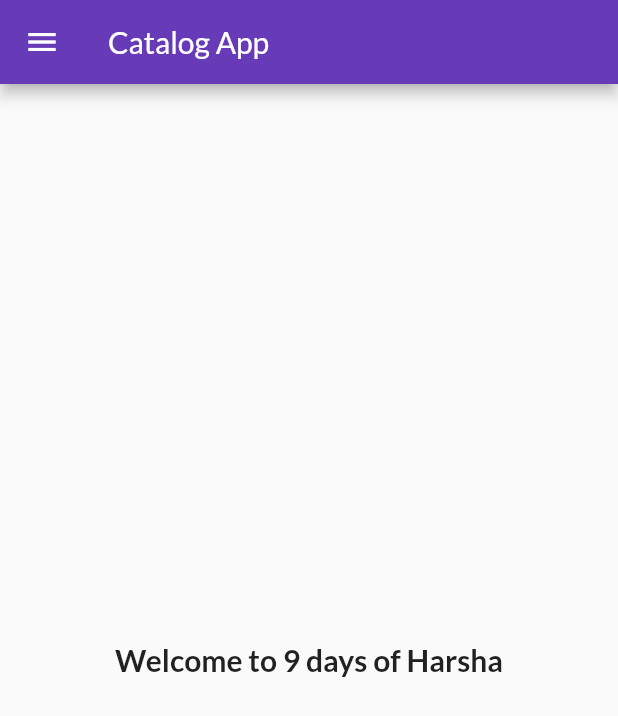
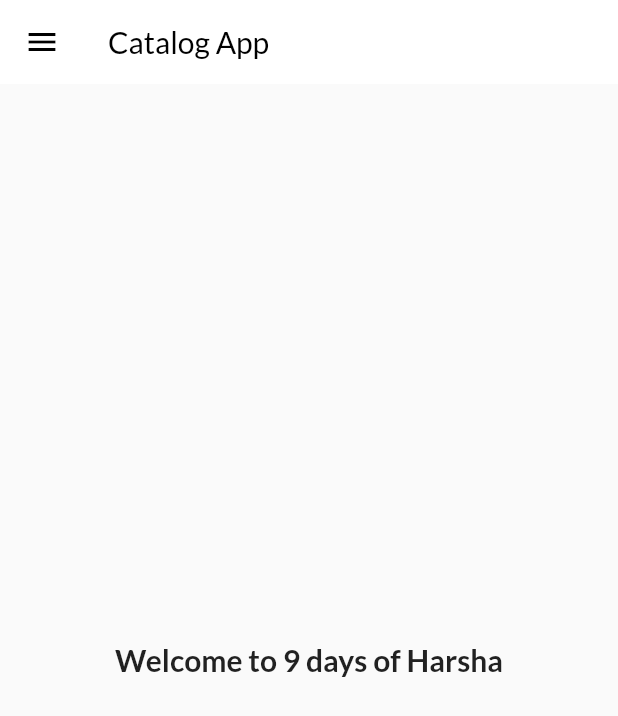
Before and after one commit to Harsha-7975/30daysofflutter, a Flutter app: the screen it shows after launch, on a phone screen of 412 x 824 dp. Shown: the top 716 px of the screen. Run offline on Flutter 3.47's test engine with Material 2 defaults, Android fonts, the phone set to English and light mode, and no system bars; our stand-ins replace google_fonts.

Commit message:
themes_completed

```diff
--- a/lib/main.dart
+++ b/lib/main.dart
@@ -2,6 +2,7 @@ import 'package:flutter/material.dart';
 import 'package:flutter_application_1/pages/homepage.dart';
 import 'package:flutter_application_1/pages/login_page.dart';
 import 'package:flutter_application_1/utils/routes.dart';
+import 'package:flutter_application_1/widgets/themes.dart';
 
 import 'package:google_fonts/google_fonts.dart';
 
@@ -19,11 +20,8 @@ class MyApp extends StatelessWidget {
     return MaterialApp(
       // home: HomePage(),
       themeMode: ThemeMode.light,
-      theme: ThemeData(
-        primarySwatch: Colors.deepPurple,
-        fontFamily: GoogleFonts.lato().fontFamily,
-        //primaryTextTheme: GoogleFonts.latoTextTheme(),
-      ),
+      //created a theme in day 10
+      theme: MyTheme.lightTheme,
       initialRoute: MyRoutes.homeRoute,
       debugShowCheckedModeBanner: false,
       darkTheme: ThemeData(
--- a/lib/pages/homepage.dart
+++ b/lib/pages/homepage.dart
@@ -13,6 +13,9 @@ class HomePage extends StatelessWidget {
 
     return Scaffold(
         appBar: AppBar(
+          // backgroundColor: Colors.white,
+          // elevation: 0.0,
+          // iconTheme: IconThemeData(color: Colors.black),
           title: Text("Catalog App"),
         ),
         body: Center(
--- /dev/null
+++ b/lib/widgets/themes.dart
@@ -0,0 +1,40 @@
+import 'package:flutter/material.dart';
+import 'package:google_fonts/google_fonts.dart';
+
+class MyTheme{
+  static ThemeData get lightTheme => ThemeData(
+        primarySwatch: Colors.deepPurple,
+        fontFamily: GoogleFonts.lato().fontFamily,
+        //primaryTextTheme: GoogleFonts.latoTextTheme(),
+
+        // in day 10, we are editing this adding this app bar ka thing
+        // under widgets we are creating a file, themes.dart
+
+        appBarTheme: AppBarTheme(
+          color: Colors.white,
+          elevation: 0.0,
+          iconTheme: IconThemeData(color: Colors.black),
+          //toolbarTextStyle: Theme.of(context).textTheme,
+          foregroundColor: Colors.black,
+        ),
+          //textTheme: Theme.of(context).textTheme,
+      );
+
+     static ThemeData get darkTheme => ThemeData(
+        primarySwatch: Colors.deepPurple,
+        fontFamily: GoogleFonts.lato().fontFamily,
+        //primaryTextTheme: GoogleFonts.latoTextTheme(),
+
+        // in day 10, we are editing this adding this app bar ka thing
+        // under widgets we are creating a file, themes.dart
+
+        appBarTheme: AppBarTheme(
+          color: Colors.white,
+          elevation: 0.0,
+          iconTheme: IconThemeData(color: Colors.black),
+          //toolbarTextStyle: Theme.of(context).textTheme,
+          foregroundColor: Colors.white,
+        ),
+          //textTheme: Theme.of(context).textTheme,
+     );
+}
```
